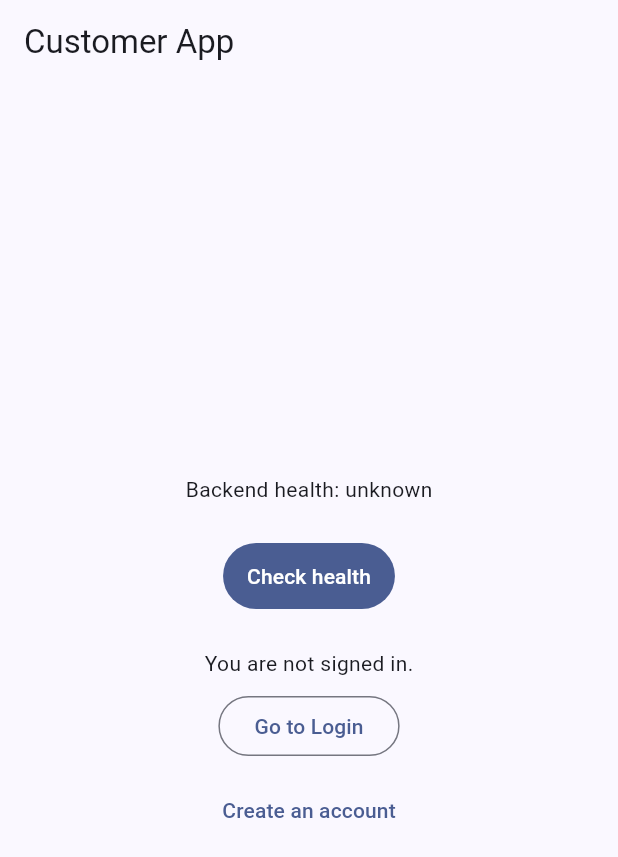
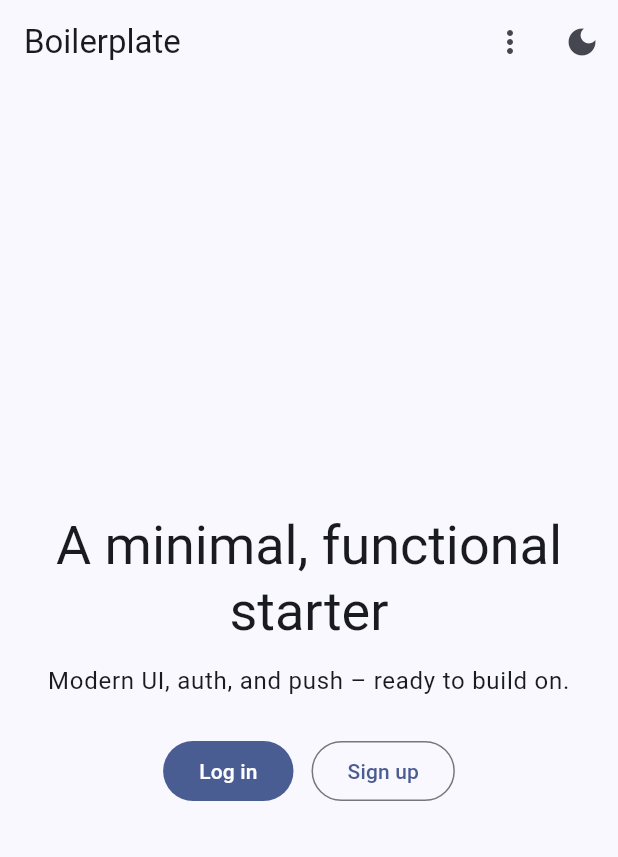
Before and after one commit to jkobti/yetAnotherBoilerplate, a Flutter app: the screen it shows after launch, on a phone screen of 412 x 824 dp. Shown: the top 857 px of the screen. Run offline on Flutter 3.47's test engine with Material 3 defaults, Android fonts, the light colour scheme and no system bars; our stand-ins replace dio, firebase_core, firebase_messaging, flutter_riverpod, go_router; missing offline and left inert: dart:html; accounts and stored records are empty; network calls fail.

Commit message:
feat: Refactor app structure to support theme switching; implement AppScaffold for consistent layout and navigation across admin and customer interfaces

```diff
--- a/packages/flutter_app/lib/core/router.dart
+++ b/packages/flutter_app/lib/core/router.dart
@@ -5,6 +5,7 @@ import '../features_admin/dashboard.dart';
 import '../features_admin/user_detail.dart';
 import '../features_admin/users_list.dart';
 import '../features_customer/home.dart';
+import '../features_customer/landing.dart';
 import '../features_customer/login.dart';
 import '../features_customer/signup.dart';
 
@@ -12,6 +13,12 @@ GoRouter customerRouter() => GoRouter(
       routes: [
         GoRoute(
           path: '/',
+          name: 'landing',
+          pageBuilder: (context, state) =>
+              const MaterialPage(child: LandingPage()),
+        ),
+        GoRoute(
+          path: '/app',
           name: 'home',
           pageBuilder: (context, state) =>
               const MaterialPage(child: HomePage()),
--- /dev/null
+++ b/packages/flutter_app/lib/core/theme/theme_controller.dart
@@ -0,0 +1,19 @@
+import 'package:flutter/material.dart';
+import 'package:flutter_riverpod/flutter_riverpod.dart';
+
+final themeModeProvider =
+    StateNotifierProvider<ThemeController, ThemeMode>((ref) {
+  return ThemeController();
+});
+
+class ThemeController extends StateNotifier<ThemeMode> {
+  ThemeController() : super(ThemeMode.system);
+
+  void toggle() {
+    if (state == ThemeMode.dark) {
+      state = ThemeMode.light;
+    } else {
+      state = ThemeMode.dark;
+    }
+  }
+}
--- /dev/null
+++ b/packages/flutter_app/lib/core/widgets/app_scaffold.dart
@@ -0,0 +1,102 @@
+import 'package:flutter/material.dart';
+import 'package:flutter_riverpod/flutter_riverpod.dart';
+import 'package:go_router/go_router.dart';
+
+import '../theme/theme_controller.dart';
+import '../../core/push/push_service.dart';
+
+class AppScaffold extends ConsumerWidget {
+  final String title;
+  final Widget body;
+  final bool isAdmin;
+
+  const AppScaffold({
+    super.key,
+    required this.title,
+    required this.body,
+    this.isAdmin = false,
+  });
+
+  @override
+  Widget build(BuildContext context, WidgetRef ref) {
+    final themeMode = ref.watch(themeModeProvider);
+    final isDark =
+        themeMode == ThemeMode.dark || (themeMode == ThemeMode.system && MediaQuery.platformBrightnessOf(context) == Brightness.dark);
+    return Scaffold(
+      appBar: AppBar(
+        title: Text(title),
+        actions: [
+          // Primary nav
+          if (_isWide(context)) ..._navActions(context) else _navMenu(context),
+          if (PushService.isEnabled)
+            IconButton(
+              tooltip: 'Enable notifications',
+              icon: const Icon(Icons.notifications_outlined),
+              onPressed: () => PushService.initializeAndRegister(context),
+            ),
+          IconButton(
+            tooltip: isDark ? 'Switch to light mode' : 'Switch to dark mode',
+            icon: Icon(isDark ? Icons.light_mode : Icons.dark_mode),
+            onPressed: () => ref.read(themeModeProvider.notifier).toggle(),
+          ),
+        ],
+      ),
+      body: body,
+    );
+  }
+
+  bool _isWide(BuildContext context) {
+    return MediaQuery.of(context).size.width >= 720;
+  }
+
+  List<Widget> _navActions(BuildContext context) {
+    if (isAdmin) {
+      return [
+        TextButton(
+          onPressed: () => context.go('/'),
+          child: const Text('Dashboard'),
+        ),
+        TextButton(
+          onPressed: () => context.go('/users'),
+          child: const Text('Users'),
+        ),
+      ];
+    }
+    return [
+      TextButton(
+        onPressed: () => context.go('/'),
+        child: const Text('Home'),
+      ),
+      TextButton(
+        onPressed: () => context.go('/login'),
+        child: const Text('Login'),
+      ),
+      TextButton(
+        onPressed: () => context.go('/signup'),
+        child: const Text('Sign up'),
+      ),
+    ];
+  }
+
+  Widget _navMenu(BuildContext context) {
+    return PopupMenuButton<String>(
+      tooltip: 'Menu',
+      onSelected: (value) {
+        context.go(value);
+      },
+      itemBuilder: (context) {
+        if (isAdmin) {
+          return const [
+            PopupMenuItem(value: '/', child: Text('Dashboard')),
+            PopupMenuItem(value: '/users', child: Text('Users')),
+          ];
+        }
+        return const [
+          PopupMenuItem(value: '/', child: Text('Home')),
+          PopupMenuItem(value: '/login', child: Text('Login')),
+          PopupMenuItem(value: '/signup', child: Text('Sign up')),
+        ];
+      },
+    );
+  }
+}
--- a/packages/flutter_app/lib/features_admin/dashboard.dart
+++ b/packages/flutter_app/lib/features_admin/dashboard.dart
@@ -7,6 +7,7 @@ import '../core/api_client.dart';
 import '../core/auth/auth_repository.dart';
 import '../core/auth/token_storage.dart';
 import '../core/push/push_service.dart';
+import '../core/widgets/app_scaffold.dart';
 
 class AdminDashboardPage extends ConsumerStatefulWidget {
   const AdminDashboardPage({super.key});
@@ -74,8 +75,9 @@ class _AdminDashboardPageState extends ConsumerState<AdminDashboardPage> {
 
   @override
   Widget build(BuildContext context) {
-    return Scaffold(
-      appBar: AppBar(title: const Text('Admin Portal')),
+    return AppScaffold(
+      title: 'Admin Portal',
+      isAdmin: true,
       body: Center(
         child: ConstrainedBox(
           constraints: const BoxConstraints(maxWidth: 720),
--- a/packages/flutter_app/lib/features_customer/home.dart
+++ b/packages/flutter_app/lib/features_customer/home.dart
@@ -7,6 +7,7 @@ import '../core/api_client.dart';
 import '../core/auth/auth_repository.dart';
 import '../core/auth/token_storage.dart';
 import '../core/push/push_service.dart';
+import '../core/widgets/app_scaffold.dart';
 
 class HomePage extends ConsumerStatefulWidget {
   const HomePage({super.key});
@@ -63,8 +64,8 @@ class _HomePageState extends ConsumerState<HomePage> {
 
   @override
   Widget build(BuildContext context) {
-    return Scaffold(
-      appBar: AppBar(title: const Text('Customer App')),
+    return AppScaffold(
+      title: 'Customer App',
       body: Center(
         child: ConstrainedBox(
           constraints: const BoxConstraints(maxWidth: 600),
--- /dev/null
+++ b/packages/flutter_app/lib/features_customer/landing.dart
@@ -0,0 +1,79 @@
+import 'package:flutter/material.dart';
+import 'package:flutter_riverpod/flutter_riverpod.dart';
+import 'package:go_router/go_router.dart';
+import '../core/widgets/app_scaffold.dart';
+import '../core/api_client.dart';
+import '../core/auth/auth_repository.dart';
+import '../core/auth/token_storage.dart';
+
+class LandingPage extends ConsumerStatefulWidget {
+  const LandingPage({super.key});
+
+  @override
+  ConsumerState<LandingPage> createState() => _LandingPageState();
+}
+
+class _LandingPageState extends ConsumerState<LandingPage> {
+  @override
+  void initState() {
+    super.initState();
+    _maybeRedirect();
+  }
+
+  Future<void> _maybeRedirect() async {
+    final repo = AuthRepository(ApiClient.I, TokenStorage());
+    await repo.init();
+    final me = await repo.me();
+    if (!mounted) return;
+    if (me != null) {
+      context.go('/app');
+    }
+  }
+
+  @override
+  Widget build(BuildContext context) {
+    return AppScaffold(
+      title: 'Boilerplate',
+      body: Center(
+        child: ConstrainedBox(
+          constraints: const BoxConstraints(maxWidth: 800),
+          child: Padding(
+            padding: const EdgeInsets.all(24.0),
+            child: Column(
+              mainAxisSize: MainAxisSize.min,
+              children: [
+                Text(
+                  'A minimal, functional starter',
+                  textAlign: TextAlign.center,
+                  style: Theme.of(context).textTheme.displaySmall,
+                ),
+                const SizedBox(height: 12),
+                Text(
+                  'Modern UI, auth, and push – ready to build on.',
+                  textAlign: TextAlign.center,
+                  style: Theme.of(context).textTheme.bodyLarge,
+                ),
+                const SizedBox(height: 24),
+                Wrap(
+                  spacing: 12,
+                  runSpacing: 12,
+                  alignment: WrapAlignment.center,
+                  children: [
+                    FilledButton(
+                      onPressed: () => context.go('/login'),
+                      child: const Text('Log in'),
+                    ),
+                    OutlinedButton(
+                      onPressed: () => context.go('/signup'),
+                      child: const Text('Sign up'),
+                    ),
+                  ],
+                ),
+              ],
+            ),
+          ),
+        ),
+      ),
+    );
+  }
+}
--- a/packages/flutter_app/lib/main.dart
+++ b/packages/flutter_app/lib/main.dart
@@ -3,20 +3,25 @@ import 'package:flutter_riverpod/flutter_riverpod.dart';
 import 'package:ui_kit/ui_kit.dart';
 
 import 'core/router.dart';
+import 'core/theme/theme_controller.dart';
 
 void main() {
   runApp(const ProviderScope(child: CustomerApp()));
 }
 
-class CustomerApp extends StatelessWidget {
+class CustomerApp extends ConsumerWidget {
   const CustomerApp({super.key});
 
   @override
-  Widget build(BuildContext context) {
+  Widget build(BuildContext context, WidgetRef ref) {
     final theme = YabTheme.customer();
+    final darkTheme = YabTheme.customerDark();
+    final mode = ref.watch(themeModeProvider);
     return MaterialApp.router(
       title: 'Customer App',
       theme: theme,
+      darkTheme: darkTheme,
+      themeMode: mode,
       routerConfig: customerRouter(),
     );
   }
--- a/packages/flutter_app/lib/main_admin.dart
+++ b/packages/flutter_app/lib/main_admin.dart
@@ -3,20 +3,25 @@ import 'package:flutter_riverpod/flutter_riverpod.dart';
 import 'package:ui_kit/ui_kit.dart';
 
 import 'core/router.dart';
+import 'core/theme/theme_controller.dart';
 
 void main() {
   runApp(const ProviderScope(child: AdminApp()));
 }
 
-class AdminApp extends StatelessWidget {
+class AdminApp extends ConsumerWidget {
   const AdminApp({super.key});
 
   @override
-  Widget build(BuildContext context) {
+  Widget build(BuildContext context, WidgetRef ref) {
     final theme = YabTheme.admin();
+    final darkTheme = YabTheme.adminDark();
+    final mode = ref.watch(themeModeProvider);
     return MaterialApp.router(
       title: 'Admin Portal',
       theme: theme,
+      darkTheme: darkTheme,
+      themeMode: mode,
       routerConfig: adminRouter(),
     );
   }
--- a/packages/ui_kit/lib/src/theme.dart
+++ b/packages/ui_kit/lib/src/theme.dart
@@ -5,11 +5,15 @@ class YabTheme {
 
   static ThemeData customer() => _base(seed: const Color(0xFF0066FF));
   static ThemeData admin() => _base(seed: const Color(0xFF0E7C66));
+  static ThemeData customerDark() =>
+      _base(seed: const Color(0xFF0066FF), brightness: Brightness.dark);
+  static ThemeData adminDark() =>
+      _base(seed: const Color(0xFF0E7C66), brightness: Brightness.dark);
 
   static const spacing = _Spacing();
 
-  static ThemeData _base({required Color seed}) {
-    final scheme = ColorScheme.fromSeed(seedColor: seed);
+  static ThemeData _base({required Color seed, Brightness brightness = Brightness.light}) {
+    final scheme = ColorScheme.fromSeed(seedColor: seed, brightness: brightness);
     return ThemeData(
       colorScheme: scheme,
       useMaterial3: true,
```
Also changed, not shown: packages/flutter_app/lib/features_admin/user_detail.dart (+4 -11 lines), packages/flutter_app/lib/features_admin/users_list.dart (+4 -11 lines), packages/flutter_app/lib/features_customer/login.dart (+4 -3 lines), packages/flutter_app/lib/features_customer/signup.dart (+4 -3 lines).
